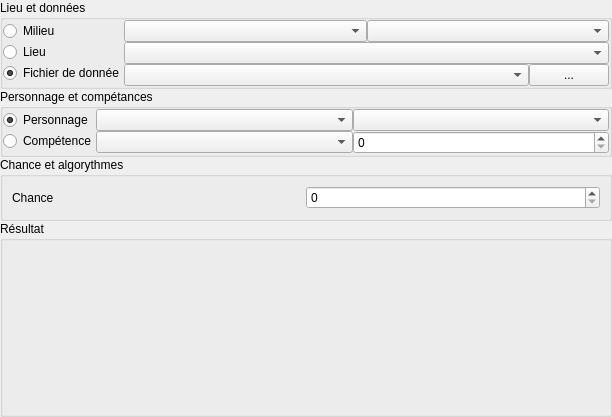
Above: src/view/cueillette.ui from GaelPICOT/voyage before the change. Below: the same form after it.
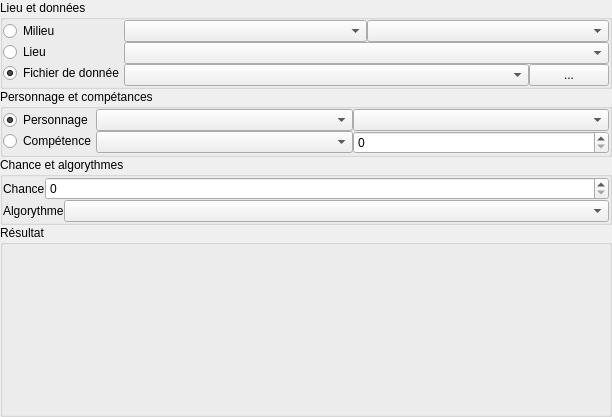
That is the form after the change.

Commit message: sauvgarde caracteristiques perso.

Patch:
```diff
--- a/src/view/cueillette.ui
+++ b/src/view/cueillette.ui
@@ -362,6 +362,21 @@
       <string>Chance et algorythmes</string>
      </property>
      <layout class="QVBoxLayout" name="verticalLayout_4">
+      <property name="spacing">
+       <number>0</number>
+      </property>
+      <property name="leftMargin">
+       <number>0</number>
+      </property>
+      <property name="topMargin">
+       <number>0</number>
+      </property>
+      <property name="rightMargin">
+       <number>0</number>
+      </property>
+      <property name="bottomMargin">
+       <number>0</number>
+      </property>
       <item>
        <widget class="QWidget" name="widget_10" native="true">
         <layout class="QHBoxLayout" name="horizontalLayout_8">
@@ -382,6 +397,12 @@
          </property>
          <item>
           <widget class="QLabel" name="label">
+           <property name="sizePolicy">
+            <sizepolicy hsizetype="Fixed" vsizetype="Preferred">
+             <horstretch>0</horstretch>
+             <verstretch>0</verstretch>
+            </sizepolicy>
+           </property>
            <property name="text">
             <string>Chance</string>
            </property>
@@ -393,6 +414,43 @@
         </layout>
        </widget>
       </item>
+      <item>
+       <widget class="QWidget" name="widget_11" native="true">
+        <layout class="QHBoxLayout" name="horizontalLayout_9">
+         <property name="spacing">
+          <number>0</number>
+         </property>
+         <property name="leftMargin">
+          <number>0</number>
+         </property>
+         <property name="topMargin">
+          <number>0</number>
+         </property>
+         <property name="rightMargin">
+          <number>0</number>
+         </property>
+         <property name="bottomMargin">
+          <number>0</number>
+         </property>
+         <item>
+          <widget class="QLabel" name="label_2">
+           <property name="sizePolicy">
+            <sizepolicy hsizetype="Fixed" vsizetype="Preferred">
+             <horstretch>0</horstretch>
+             <verstretch>0</verstretch>
+            </sizepolicy>
+           </property>
+           <property name="text">
+            <string>Algorythme</string>
+           </property>
+          </widget>
+         </item>
+         <item>
+          <widget class="QComboBox" name="algo_combo"/>
+         </item>
+        </layout>
+       </widget>
+      </item>
      </layout>
     </widget>
    </item>
@@ -410,7 +468,7 @@
         <property name="sizeHint" stdset="0">
          <size>
           <width>20</width>
-          <height>148</height>
+          <height>141</height>
          </size>
         </property>
        </spacer>
```
The commit also changes 2 other files.
